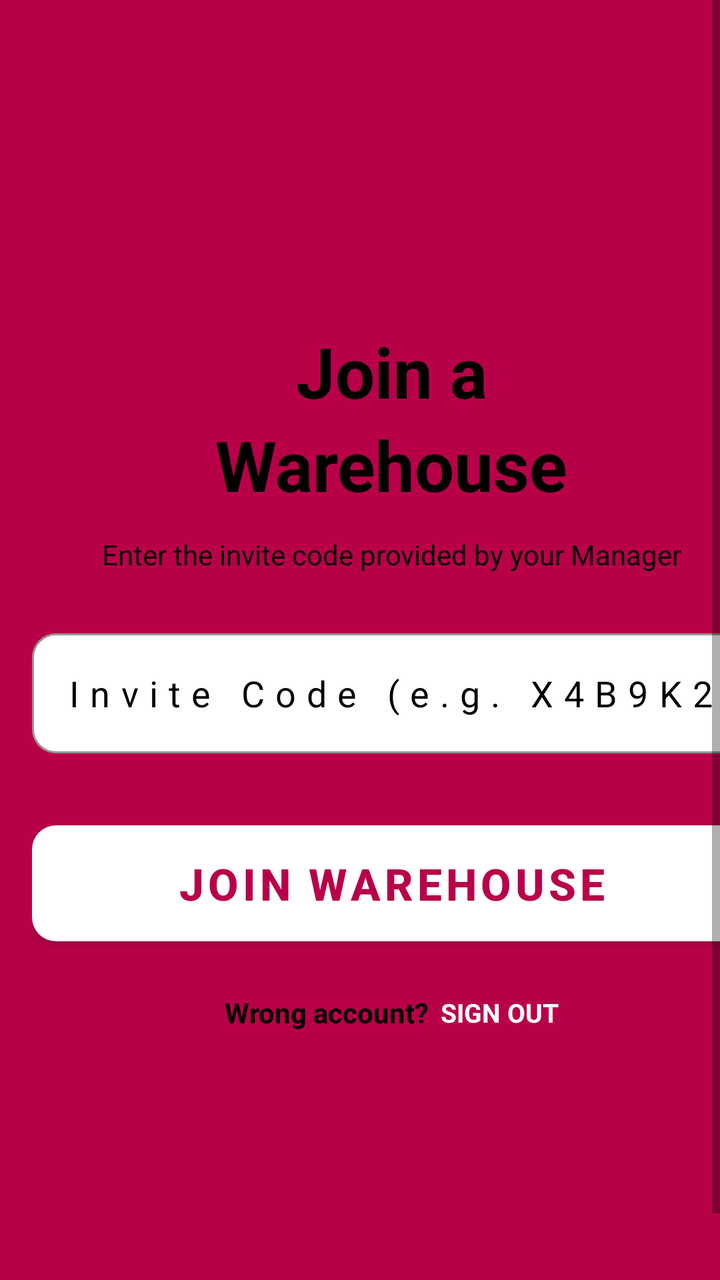
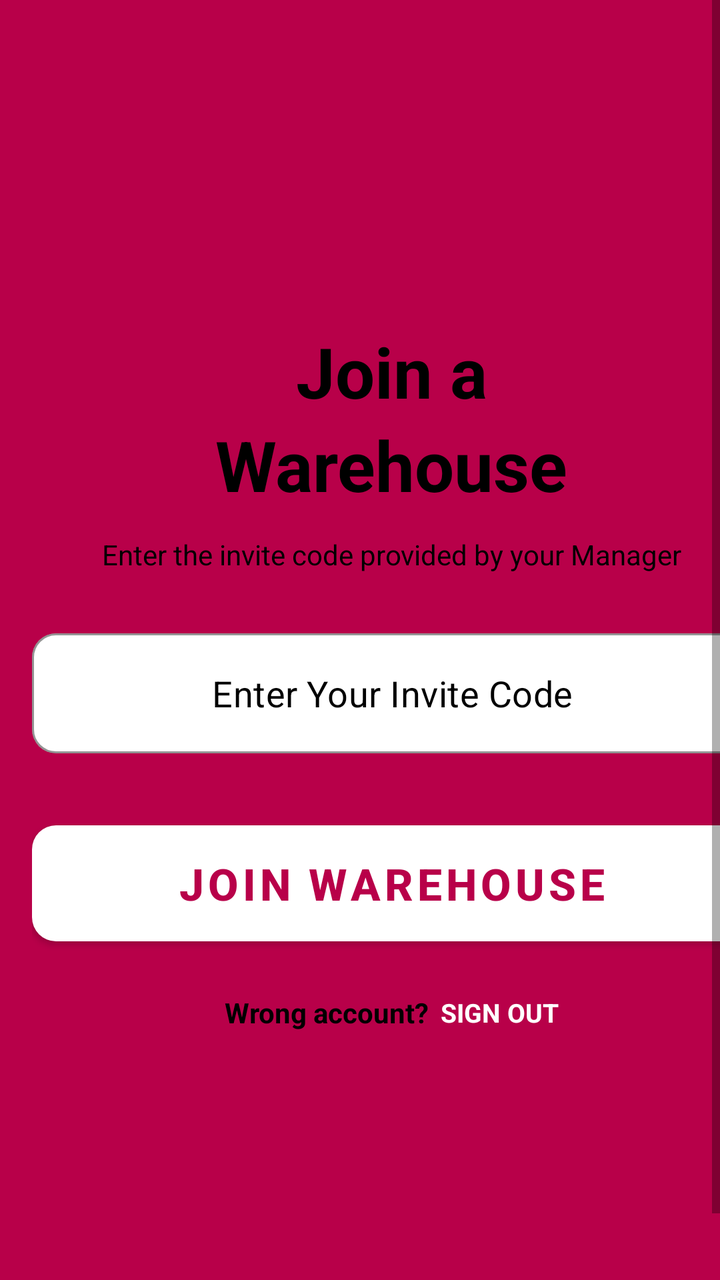

Compare the two renders of this Android layout. The source of the first and the diff that turns it into the second are given below.
<!-- AndroidManifest.xml: application theme Theme.OOPWAREHOUSELOCATION -->
<!-- res/layout/activity_join_warehouse.xml -->
<?xml version="1.0" encoding="utf-8"?>
<ScrollView xmlns:android="http://schemas.android.com/apk/res/android"
    xmlns:app="http://schemas.android.com/apk/res-auto"
    xmlns:tools="http://schemas.android.com/tools"
    android:id="@+id/main"
    android:layout_width="match_parent"
    android:layout_height="match_parent"
    android:fillViewport="true"
    tools:context=".activities.JoinWarehouseActivity"
    android:background="@color/pink">

    <LinearLayout
        android:layout_width="match_parent"
        android:layout_height="match_parent"
        android:orientation="vertical"
        android:layout_marginLeft="16dp"
        android:layout_marginRight="16dp"
        android:paddingBottom="32dp"
        android:gravity="center"
        android:layout_marginTop="35dp">

        
        <TextView
            android:layout_width="wrap_content"
            android:layout_height="wrap_content"
            android:text="Join a"
            android:textSize="35sp"
            android:textStyle="bold"
            android:textColor="@color/black" />

        <TextView
            android:layout_width="wrap_content"
            android:layout_height="wrap_content"
            android:text="Warehouse"
            android:textSize="35sp"
            android:textStyle="bold"
            android:textColor="@color/black" />

        
        <TextView
            android:layout_width="wrap_content"
            android:layout_height="wrap_content"
            android:layout_marginTop="12dp"
            android:text="Enter the invite code provided by your Manager"
            android:textSize="14sp"
            android:textColor="@color/black"
            android:gravity="center" />

        
        <com.google.android.material.textfield.TextInputLayout
            android:id="@+id/tilInviteCode"
            style="@style/Widget.MaterialComponents.TextInputLayout.OutlinedBox"
            android:layout_width="match_parent"
            android:layout_height="wrap_content"
            app:boxStrokeColor="@color/pink"
            app:hintEnabled="false"
            app:boxCornerRadiusTopStart="12dp"
            app:boxCornerRadiusTopEnd="12dp"
            app:boxCornerRadiusBottomStart="12dp"
            app:boxCornerRadiusBottomEnd="12dp"
            app:boxBackgroundMode="outline"
            app:boxBackgroundColor="@color/white"
            android:layout_marginTop="30dp">

            <com.google.android.material.textfield.TextInputEditText
                android:id="@+id/etInviteCode"
                android:layout_width="match_parent"
                android:layout_height="60dp"
                android:hint="Invite Code (e.g. X4B9K2)"
                android:textColorHint="@color/black"
                android:textColor="@color/black"
                android:textSize="18sp"
                android:gravity="center"
                android:letterSpacing="0.3"
                android:inputType="textCapCharacters"
                android:maxLength="6" />
        </com.google.android.material.textfield.TextInputLayout>

        
        <ProgressBar
            android:id="@+id/progressBar"
            android:layout_width="wrap_content"
            android:layout_height="wrap_content"
            android:layout_gravity="center_horizontal"
            android:layout_marginTop="18dp"
            android:visibility="gone"
            android:indeterminateTint="@color/white" />

        
        <com.google.android.material.button.MaterialButton
            android:id="@+id/btnJoin"
            android:layout_width="match_parent"
            android:layout_height="70dp"
            android:text="JOIN WAREHOUSE"
            android:textAllCaps="true"
            android:layout_marginTop="30dp"
            android:textColor="@color/pink"
            android:textSize="22sp"
            android:textStyle="bold"
            android:clickable="true"
            android:focusable="true"
            app:backgroundTint="@color/white"
            app:cornerRadius="12dp" />

        
        <LinearLayout
            android:layout_width="match_parent"
            android:layout_height="wrap_content"
            android:orientation="horizontal"
            android:gravity="center"
            android:layout_marginTop="20dp">

            <TextView
                android:layout_width="wrap_content"
                android:layout_height="wrap_content"
                android:textStyle="bold"
                android:textColor="@color/black"
                android:text="Wrong account?" />

            <TextView
                android:id="@+id/tvSignOut"
                android:layout_width="wrap_content"
                android:layout_height="wrap_content"
                android:layout_marginStart="6dp"
                android:text="SIGN OUT"
                android:textColor="@color/white"
                android:textSize="13sp"
                android:textAllCaps="true"
                android:textStyle="bold" />
        </LinearLayout>

    </LinearLayout>
</ScrollView>
<!-- resources referenced by this layout -->
<resources>
  <color name="black">#FF000000</color>
  <color name="pink">#B80049</color>
  <color name="white">#FFFFFFFF</color>
  <style name="Theme.OOPWAREHOUSELOCATION" parent="Theme.MaterialComponents.Light.NoActionBar">
          
          <item name="colorPrimary">@color/pink</item>
          <item name="colorPrimaryVariant">@color/pink</item>
          <item name="colorOnPrimary">@color/white</item>
          
          <item name="colorSecondary">@color/lightPink</item>
          <item name="colorSecondaryVariant">@color/lightPink</item>
          <item name="colorOnSecondary">@color/black</item>
          
          <item name="android:statusBarColor">@color/darkBackground</item>
          
      </style>
  <color name="lightPink">#FEC1D6</color>
  <color name="darkBackground">#2D2D2D</color>
</resources>

<!-- the commit's change to res/layout/activity_join_warehouse.xml (unified diff, before → after) -->
@@ -11,7 +11,7 @@
 
     <LinearLayout
         android:layout_width="match_parent"
-        android:layout_height="match_parent"
+        android:layout_height="wrap_content"
         android:orientation="vertical"
         android:layout_marginLeft="16dp"
         android:layout_marginRight="16dp"
@@ -66,12 +66,11 @@
                 android:id="@+id/etInviteCode"
                 android:layout_width="match_parent"
                 android:layout_height="60dp"
-                android:hint="Invite Code (e.g. X4B9K2)"
+                android:hint="Enter Your Invite Code"
                 android:textColorHint="@color/black"
                 android:textColor="@color/black"
                 android:textSize="18sp"
                 android:gravity="center"
-                android:letterSpacing="0.3"
                 android:inputType="textCapCharacters"
                 android:maxLength="6" />
         </com.google.android.material.textfield.TextInputLayout>
